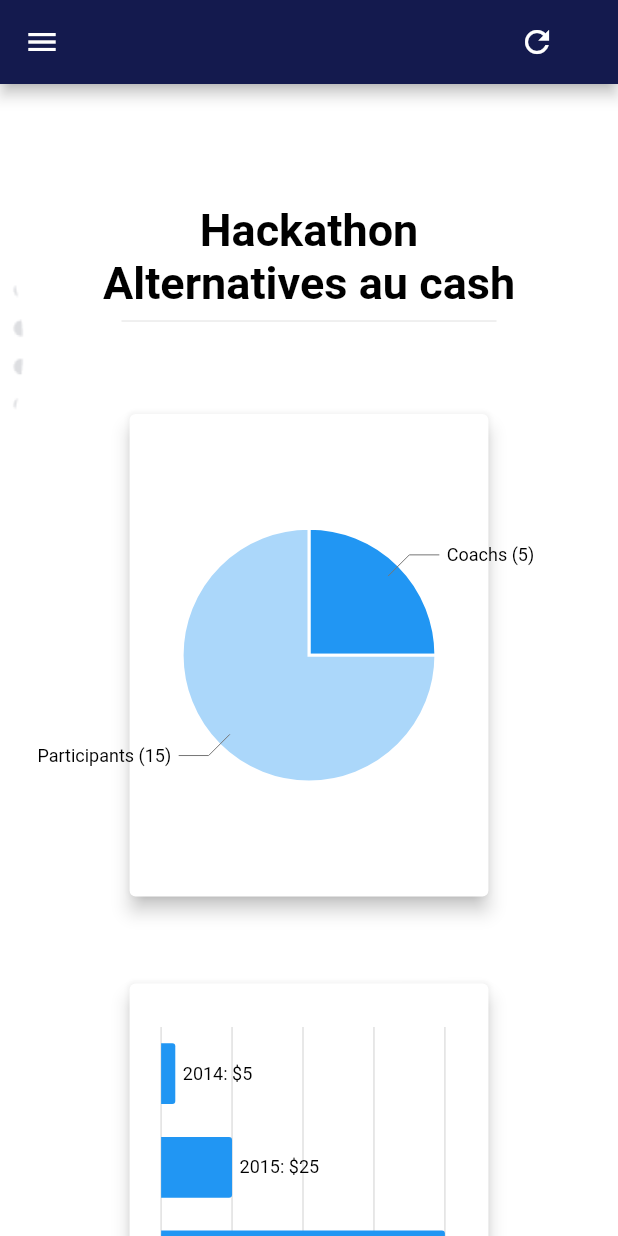
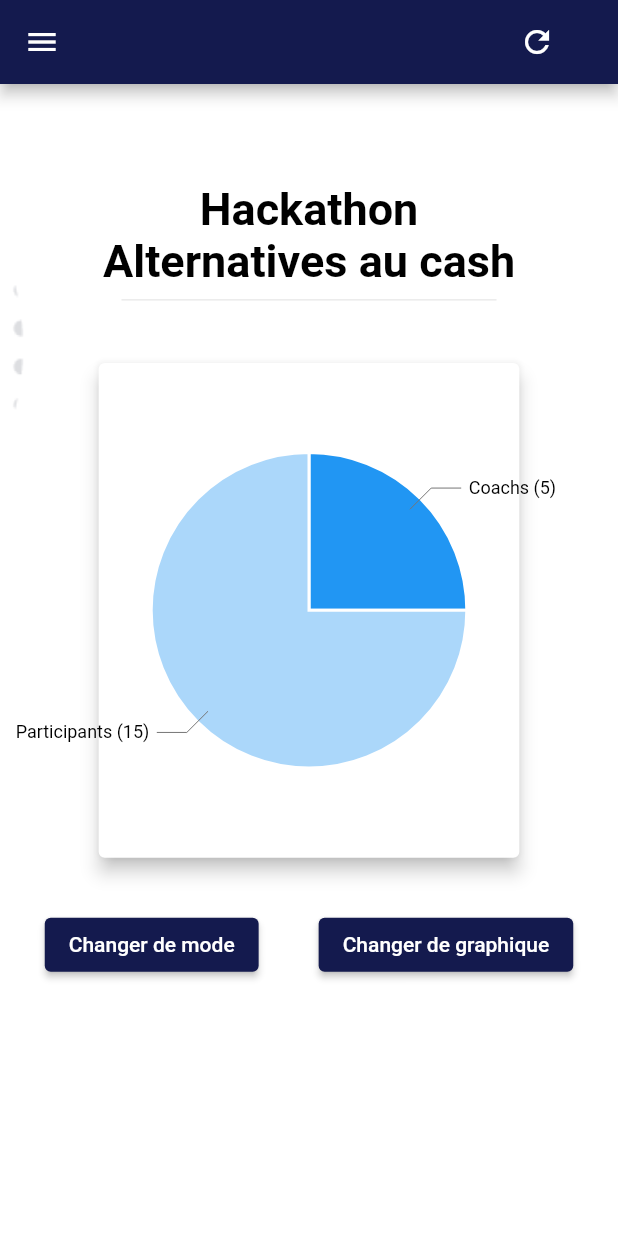
Before and after one commit to Darylabrador/hackathon_desktop, a Flutter app: the DashboardScreen screen opened by its route, on a phone screen of 412 x 824 dp. Run offline on Flutter 3.47's test engine with Material 2 defaults, Android fonts, the phone set to English and light mode, and no system bars; our stand-ins replace charts_flutter, jwt_decoder, material_design_icons_flutter, shared_preferences; missing offline and left inert: window_size; accounts and stored records are empty.

Commit message:
Starting dashboard

```diff
--- a/lib/screens/dashboard_screen.dart
+++ b/lib/screens/dashboard_screen.dart
@@ -1,18 +1,20 @@
 import 'package:flutter/material.dart';
 import '../widgets/navigation/app_drawer.dart';
 import '../widgets/custom_background_scroll.dart';
+import '../widgets/charts/displayed_chart.dart';
 
-import '../widgets/charts/outside_label_pie_chart.dart';
-import '../widgets/charts/horizontal_bar_label_chart.dart';
-import '../widgets/components/custom_data_table.dart';
-
-class DashboardScreen extends StatelessWidget {
+class DashboardScreen extends StatefulWidget {
   const DashboardScreen({Key? key}) : super(key: key);
   static const routeName = '/dashboard';
 
   @override
+  State<DashboardScreen> createState() => _DashboardScreenState();
+}
+
+class _DashboardScreenState extends State<DashboardScreen> {
+  @override
   Widget build(BuildContext context) {
-    final mediaQuery = MediaQuery.of(context);
+        final mediaQuery = MediaQuery.of(context);
 
     return Scaffold(
       appBar: AppBar(
@@ -31,7 +33,7 @@ class DashboardScreen extends StatelessWidget {
         Center(
           child: Column(
             children: [
-              const SizedBox(height: 80),
+              SizedBox(height: mediaQuery.size.height * 0.08),
               Text(
                 "Hackathon",
                 style: Theme.of(context).textTheme.headline1,
@@ -44,54 +46,9 @@ class DashboardScreen extends StatelessWidget {
                 width: 250.0,
                 child: Divider(),
               ),
-              const SizedBox(height: 50),
-              SizedBox(
-                height: mediaQuery.size.height * 0.4,
-                width: mediaQuery.size.width * 0.6,
-                child: Card(
-                  elevation: 5,
-                  child: Padding(
-                    padding: const EdgeInsets.all(15.0),
-                    child: Row(
-                      children: [
-                        Expanded(
-                          child: PieOutsideLabelChart.withSampleData(),
-                        ),
-                      ],
-                    ),
-                  ),
-                ),
-              ),
-              const SizedBox(height: 50),
-              SizedBox(
-                height: mediaQuery.size.height * 0.4,
-                width: mediaQuery.size.width * 0.6,
-                child: Card(
-                  elevation: 5,
-                  child: Padding(
-                    padding: const EdgeInsets.all(15.0),
-                    child: Row(
-                      children: [
-                        Expanded(
-                          child: HorizontalBarLabelChart.withSampleData(),
-                        ),
-                      ],
-                    ),
-                  ),
-                ),
-              ),
-              const SizedBox(height: 50),
-              SizedBox(
-                width: mediaQuery.size.width * 0.6,
-                child: const Card(
-                  elevation: 5,
-                  child: Padding(
-                    padding: EdgeInsets.all(8.0),
-                    child: CustomDataTable(),
-                  ),
-                ),
-              ),
-              const SizedBox(height: 80),
+              const SizedBox(height: 30),
+              const DisplayedChart(),
+              const SizedBox(height: 20),
             ],
           ),
         ),
--- /dev/null
+++ b/lib/widgets/charts/displayed_chart.dart
@@ -0,0 +1,161 @@
+import 'package:flutter/material.dart';
+
+import './statistique_displayed.dart';
+import './participant_data_table.dart';
+import './team_by_phase_data_table.dart';
+
+class DisplayedChart extends StatefulWidget {
+  const DisplayedChart({Key? key}) : super(key: key);
+
+  @override
+  _DisplayedChartState createState() => _DisplayedChartState();
+}
+
+class _DisplayedChartState extends State<DisplayedChart> {
+  Iterable<Map<String, dynamic>> rows = [
+    {
+      "name": "Sarah",
+      "age": "19",
+      "role": "Student",
+    },
+    {
+      "name": "Janine",
+      "age": "43",
+      "role": "Professor",
+    },
+    {
+      "name": "William",
+      "age": "27",
+      "role": "Associate Professor",
+    },
+    {
+      "name": "William",
+      "age": "27",
+      "role": "Associate Professor",
+    },
+    {
+      "name": "William",
+      "age": "27",
+      "role": "Associate Professor",
+    },
+    {
+      "name": "William",
+      "age": "27",
+      "role": "Associate Professor",
+    },
+    {
+      "name": "William",
+      "age": "27",
+      "role": "Associate Professor",
+    },
+  ];
+
+  Iterable<Map<String, dynamic>> rows2 = [
+    {
+      "name": "Olivier",
+      "age": "19",
+      "role": "Informaticien",
+    },
+    {
+      "name": "John",
+      "age": "43",
+      "role": "Développeur",
+    },
+    {
+      "name": "David",
+      "age": "27",
+      "role": "Journaliste",
+    },
+    {
+      "name": "Olivier",
+      "age": "19",
+      "role": "Informaticien",
+    },
+    {
+      "name": "John",
+      "age": "43",
+      "role": "Développeur",
+    },
+    {
+      "name": "David",
+      "age": "27",
+      "role": "Journaliste",
+    },
+    {
+      "name": "Olivier",
+      "age": "19",
+      "role": "Informaticien",
+    },
+    {
+      "name": "John",
+      "age": "43",
+      "role": "Développeur",
+    },
+    {
+      "name": "David",
+      "age": "27",
+      "role": "Journaliste",
+    },
+  ];
+
+  var _isPhaseStats = false;
+  var _isShowingTable = false;
+
+  @override
+  Widget build(BuildContext context) {
+    final mediaQuery = MediaQuery.of(context);
+    return Column(
+      children: [
+        if (!_isShowingTable) StatiqueDisplayed(isPhaseState: _isPhaseStats),
+        if (_isShowingTable)
+          SizedBox(
+            width: mediaQuery.size.width * 0.7,
+            child: Card(
+              elevation: 5,
+              child: Padding(
+                padding: const EdgeInsets.all(8.0),
+                child: _isPhaseStats
+                    ? TeamByPhaseDataTable(
+                        rowData: rows2,
+                      )
+                    : ParticipantDataTable(rowData: rows),
+              ),
+            ),
+          ),
+        const SizedBox(height: 30),
+        Row(
+          mainAxisAlignment: MainAxisAlignment.center,
+          children: [
+            ElevatedButton(
+              onPressed: () {
+                setState(() {
+                  _isShowingTable = !_isShowingTable;
+                });
+              },
+              child: const Text("Changer de mode"),
+            ),
+            const SizedBox(width: 40),
+            if (!_isShowingTable)
+              ElevatedButton(
+                onPressed: () {
+                  setState(() {
+                    _isPhaseStats = !_isPhaseStats;
+                  });
+                },
+                child: const Text("Changer de graphique"),
+              ),
+            if (_isShowingTable)
+              ElevatedButton(
+                onPressed: () {
+                  setState(() {
+                    _isPhaseStats = !_isPhaseStats;
+                  });
+                },
+                child: const Text("Changer de tableau"),
+              )
+          ],
+        ),
+      ],
+    );
+  }
+}
--- /dev/null
+++ b/lib/widgets/charts/statistique_displayed.dart
@@ -0,0 +1,58 @@
+import 'package:flutter/material.dart';
+
+import './horizontal_bar_label_chart.dart';
+import './outside_label_pie_chart.dart';
+
+class StatiqueDisplayed extends StatefulWidget {
+  final bool isPhaseState;
+  const StatiqueDisplayed({required this.isPhaseState, Key? key}) : super(key: key);
+
+  @override
+  _StatiqueDisplayedState createState() => _StatiqueDisplayedState();
+}
+
+class _StatiqueDisplayedState extends State<StatiqueDisplayed> {
+  @override
+  Widget build(BuildContext context) {
+    final mediaQuery = MediaQuery.of(context);
+
+    return Column(
+      children: [
+        if(!widget.isPhaseState) SizedBox(
+          height: mediaQuery.size.height * 0.41,
+          width: mediaQuery.size.width * 0.7,
+          child: Card(
+            elevation: 5,
+            child: Padding(
+              padding: const EdgeInsets.all(15.0),
+              child: Row(
+                children: [
+                  Expanded(
+                    child: PieOutsideLabelChart.withSampleData(),
+                  ),
+                ],
+              ),
+            ),
+          ),
+        ),
+        if(widget.isPhaseState) SizedBox(
+          height: mediaQuery.size.height * 0.41,
+          width: mediaQuery.size.width * 0.7,
+          child: Card(
+            elevation: 5,
+            child: Padding(
+              padding: const EdgeInsets.all(15.0),
+              child: Row(
+                children: [
+                  Expanded(
+                    child: HorizontalBarLabelChart.withSampleData(),
+                  ),
+                ],
+              ),
+            ),
+          ),
+        ),
+      ],
+    );
+  }
+}
```
Also changed, not shown: lib/widgets/charts/participant_data_table.dart (added, +134 -0 lines), lib/widgets/charts/team_by_phase_data_table.dart (added, +128 -0 lines), lib/widgets/components/custom_data_table.dart (deleted, +0 -98 lines).
